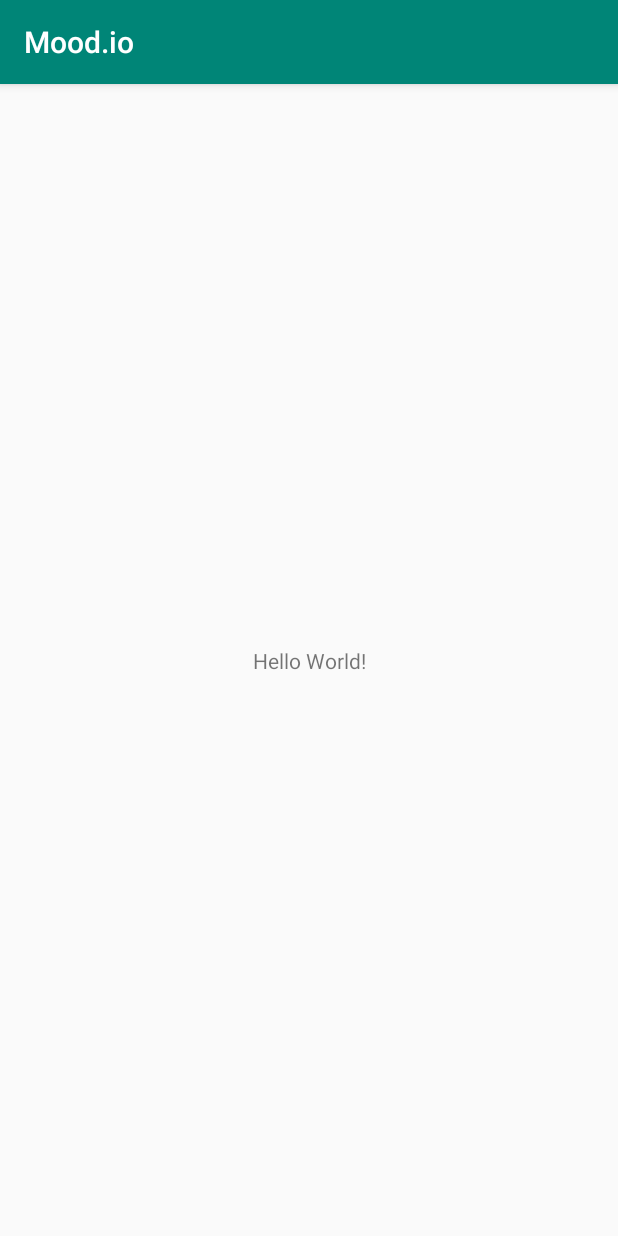
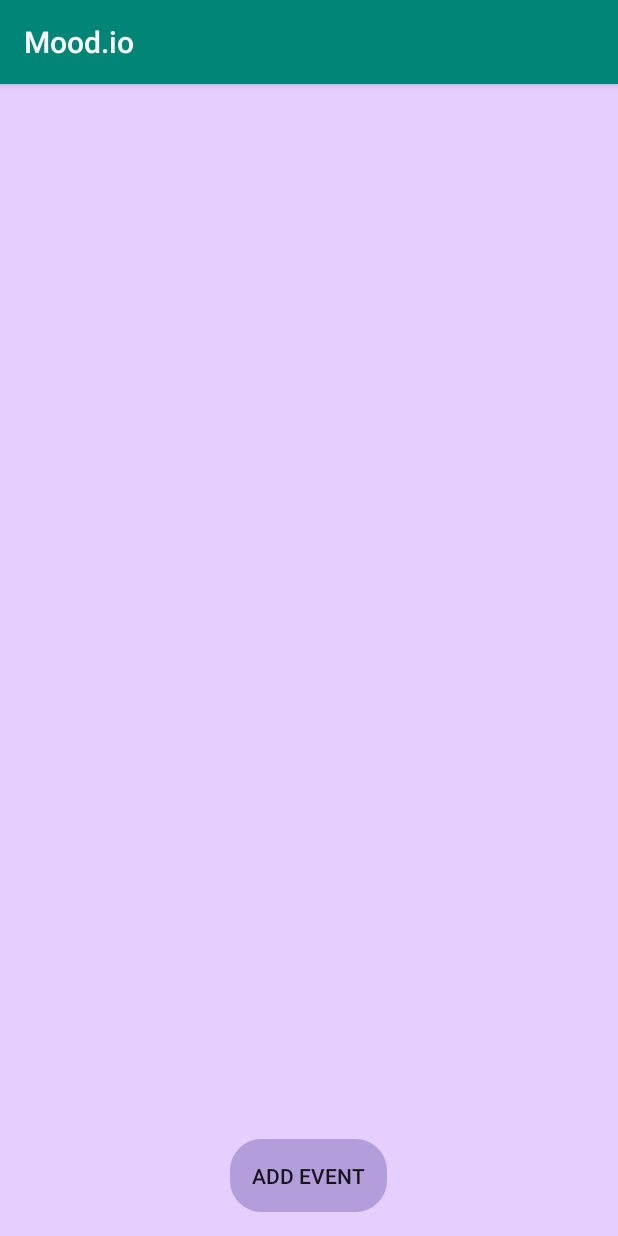
Before and after one commit to CMPUT301F19T31/NeedArraysBoss, an Android app: the screen it shows after launch (MainActivity), on a phone screen of 412 x 824 dp. Run offline under Robolectric (Android 15) with nearby library versions, the light colour scheme and no system bars.

Commit message:
second commit
Some progress on the basic skeleton of the project. Some implementation still left.
- incomplete mood event creator
-did not implement the value in drop down list
-did not set up list adapter to show moods

```diff
--- /dev/null
+++ b/app/src/main/res/drawable/roundbutton.xml
@@ -0,0 +1,8 @@
+<?xml version="1.0" encoding="utf-8"?>
+<shape xmlns:android="http://schemas.android.com/apk/res/android">
+
+    <stroke android:width="2dp" android:color="@color/black"/>
+    <corners android:radius="20dp" />
+    <padding android:top="15dp" android:bottom="15dp" android:left="15dp" android:right="15dp" />
+
+</shape>
--- a/app/src/main/res/layout/activity_main.xml
+++ b/app/src/main/res/layout/activity_main.xml
@@ -1,18 +1,33 @@
 <?xml version="1.0" encoding="utf-8"?>
-<androidx.constraintlayout.widget.ConstraintLayout xmlns:android="http://schemas.android.com/apk/res/android"
+<androidx.coordinatorlayout.widget.CoordinatorLayout xmlns:android="http://schemas.android.com/apk/res/android"
     xmlns:app="http://schemas.android.com/apk/res-auto"
     xmlns:tools="http://schemas.android.com/tools"
     android:layout_width="match_parent"
     android:layout_height="match_parent"
+    android:background="#e6ceff"
     tools:context=".MainActivity">
 
-    <TextView
+    <RelativeLayout
+        android:layout_width="match_parent"
+        android:layout_height="match_parent" >
+
+        <ListView
+            android:layout_width="match_parent"
+            android:layout_height="match_parent"
+            android:id="@+id/moodList" />
+
+    </RelativeLayout>
+
+    <Button
+        android:id="@+id/addEventBtn"
         android:layout_width="wrap_content"
         android:layout_height="wrap_content"
-        android:text="Hello World!"
-        app:layout_constraintBottom_toBottomOf="parent"
-        app:layout_constraintLeft_toLeftOf="parent"
-        app:layout_constraintRight_toRightOf="parent"
-        app:layout_constraintTop_toTopOf="parent" />
+        android:layout_margin="16dp"
+        android:text="@string/addEntryBtn"
+        android:backgroundTint="#b39ddb"
+        android:layout_gravity="bottom|center"
+        android:background="@drawable/roundbutton"
+        android:onClick="createMoodEvent"/>
 
-</androidx.constraintlayout.widget.ConstraintLayout>
+
+</androidx.coordinatorlayout.widget.CoordinatorLayout>
--- a/app/src/main/res/values/colors.xml
+++ b/app/src/main/res/values/colors.xml
@@ -3,4 +3,6 @@
     <color name="colorPrimary">#008577</color>
     <color name="colorPrimaryDark">#00574B</color>
     <color name="colorAccent">#D81B60</color>
+    <color name="white">#ffffff</color>
+    <color name="black">#212121</color>
 </resources>
--- a/build.gradle
+++ b/build.gradle
@@ -7,7 +7,7 @@ buildscript {
 
     }
     dependencies {
-        classpath 'com.android.tools.build:gradle:3.5.0'
+        classpath 'com.android.tools.build:gradle:3.5.1'
 
         // NOTE: Do not place your application dependencies here; they belong
         // in the individual module build.gradle files
```
Also changed, not shown: app/build.gradle (+4 -3 lines), app/src/main/java/com/example/moodio/MainActivity.java (+55 -0 lines), app/src/main/java/com/example/moodio/Mood.java (added, +25 -0 lines), app/src/main/res/drawable/ic_add_black_24dp.xml (added, +9 -0 lines), app/src/main/res/layout/addmoodevent.xml (added, +82 -0 lines), app/src/main/res/values/strings.xml (+7 -0 lines), 1 other file.
